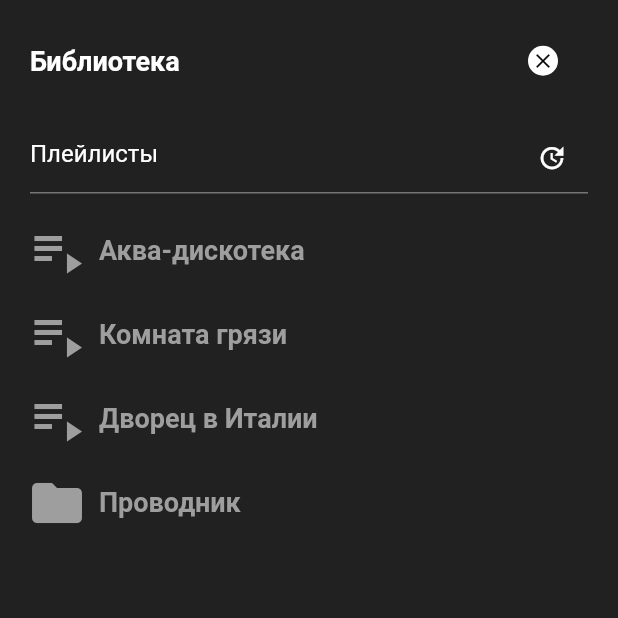
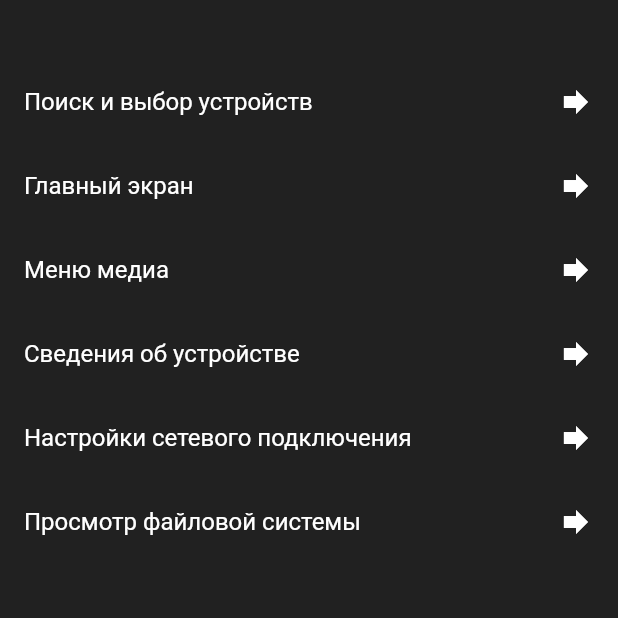
Before and after one commit to umaruch/nagaudio-client, a Flutter app: the screen it shows after launch, on a phone screen of 412 x 824 dp, the top half of it. Run offline on Flutter 3.47's test engine with Material 2 defaults, Android fonts, the phone set to English and light mode, and no system bars; our stand-ins replace flutter_slidable, modal_bottom_sheet.

Commit message:
empleted Menu Page

```diff
--- a/lib/main.dart
+++ b/lib/main.dart
@@ -4,6 +4,7 @@ import 'package:nagaudio/pages/device_properties.dart';
 import 'package:nagaudio/pages/devices_page.dart';
 import 'package:nagaudio/pages/main_page.dart';
 import 'package:nagaudio/pages/main_page_library.dart';
+import 'package:nagaudio/pages/menu_page.dart';
 import 'package:nagaudio/pages/mixer_page.dart';
 import 'package:nagaudio/pages/network_settings_page.dart';
 import 'package:nagaudio/pages/radio_page.dart';
@@ -38,7 +39,7 @@ class MyApp extends StatelessWidget {
         ),
       ),
       themeMode: ThemeMode.dark,
-      home: MainPageLibrary(),
+      home: MenuPage(),
     );
   }
 }
--- a/lib/pages/browser_page.dart
+++ b/lib/pages/browser_page.dart
@@ -1,5 +1,6 @@
 import 'package:flutter/material.dart';
 import 'package:nagaudio/pages/main_page_library.dart';
+import 'package:nagaudio/pages/menu_page.dart';
 
 class BrowserPage extends StatefulWidget {
   BrowserPage({Key key}) : super(key: key);
@@ -22,7 +23,7 @@ class _BrowserPageState extends State<BrowserPage> {
                 onPressed: () {
                   Navigator.push(
                     context,
-                    MaterialPageRoute(builder: (context) => MainPageLibrary()),
+                    MaterialPageRoute(builder: (context) => MenuPage()),
                   );
                 },
               ),
--- /dev/null
+++ b/lib/pages/menu_page.dart
@@ -0,0 +1,90 @@
+import 'package:flutter/material.dart';
+import 'package:nagaudio/pages/browser_page.dart';
+import 'package:nagaudio/pages/device_properties.dart';
+import 'package:nagaudio/pages/devices_page.dart';
+import 'package:nagaudio/pages/main_page.dart';
+import 'package:nagaudio/pages/main_page_library.dart';
+import 'package:nagaudio/pages/network_settings_page.dart';
+
+class MenuPage extends StatefulWidget {
+  MenuPage({Key key}) : super(key: key);
+
+  @override
+  _MenuPageState createState() => _MenuPageState();
+}
+
+class _MenuPageState extends State<MenuPage> {
+  @override
+  Widget build(BuildContext context) {
+    return Scaffold(
+      body: Padding(
+        padding: const EdgeInsets.only(top: 40),
+        child: Column(
+          children: [
+            ListTile(
+              title: Text('Поиск и выбор устройств'),
+              trailing: Icon(Icons.forward),
+              onTap: () {
+                Navigator.push(
+                  context,
+                  MaterialPageRoute(builder: (context) => DevicesPage()),
+                );
+              },
+            ),
+            ListTile(
+              title: Text('Главный экран'),
+              trailing: Icon(Icons.forward),
+              onTap: () {
+                Navigator.push(
+                  context,
+                  MaterialPageRoute(builder: (context) => MainPage()),
+                );
+              },
+            ),
+            ListTile(
+              title: Text('Меню медиа'),
+              trailing: Icon(Icons.forward),
+              onTap: () {
+                Navigator.push(
+                  context,
+                  MaterialPageRoute(builder: (context) => MainPageLibrary()),
+                );
+              },
+            ),
+            ListTile(
+              title: Text('Сведения об устройстве'),
+              trailing: Icon(Icons.forward),
+              onTap: () {
+                Navigator.push(
+                  context,
+                  MaterialPageRoute(builder: (context) => DeviceProperties()),
+                );
+              },
+            ),
+            ListTile(
+              title: Text('Настройки сетевого подключения'),
+              trailing: Icon(Icons.forward),
+              onTap: () {
+                Navigator.push(
+                  context,
+                  MaterialPageRoute(
+                      builder: (context) => NetworkSettingsPage()),
+                );
+              },
+            ),
+            ListTile(
+              title: Text('Просмотр файловой системы'),
+              trailing: Icon(Icons.forward),
+              onTap: () {
+                Navigator.push(
+                  context,
+                  MaterialPageRoute(builder: (context) => BrowserPage()),
+                );
+              },
+            ),
+          ],
+        ),
+      ),
+    );
+  }
+}
--- a/lib/pages/network_settings_page.dart
+++ b/lib/pages/network_settings_page.dart
@@ -1,6 +1,7 @@
 import 'package:flutter/material.dart';
 import 'package:nagaudio/pages/device_properties.dart';
 import 'package:nagaudio/pages/main_page_library.dart';
+import 'package:nagaudio/pages/menu_page.dart';
 
 class NetworkSettingsPage extends StatefulWidget {
   NetworkSettingsPage({Key key}) : super(key: key);
@@ -24,8 +25,7 @@ class _NetworkSettingsPageState extends State<NetworkSettingsPage> {
                   onPressed: () {
                     Navigator.push(
                       context,
-                      MaterialPageRoute(
-                          builder: (context) => MainPageLibrary()),
+                      MaterialPageRoute(builder: (context) => MenuPage()),
                     );
                   },
                 ),
```
Also changed, not shown: lib/pages/device_properties.dart (+6 -5 lines), lib/pages/devices_page.dart (+3 -6 lines), lib/pages/main_page.dart (+19 -1 lines), lib/pages/main_page_library.dart (+3 -21 lines).
